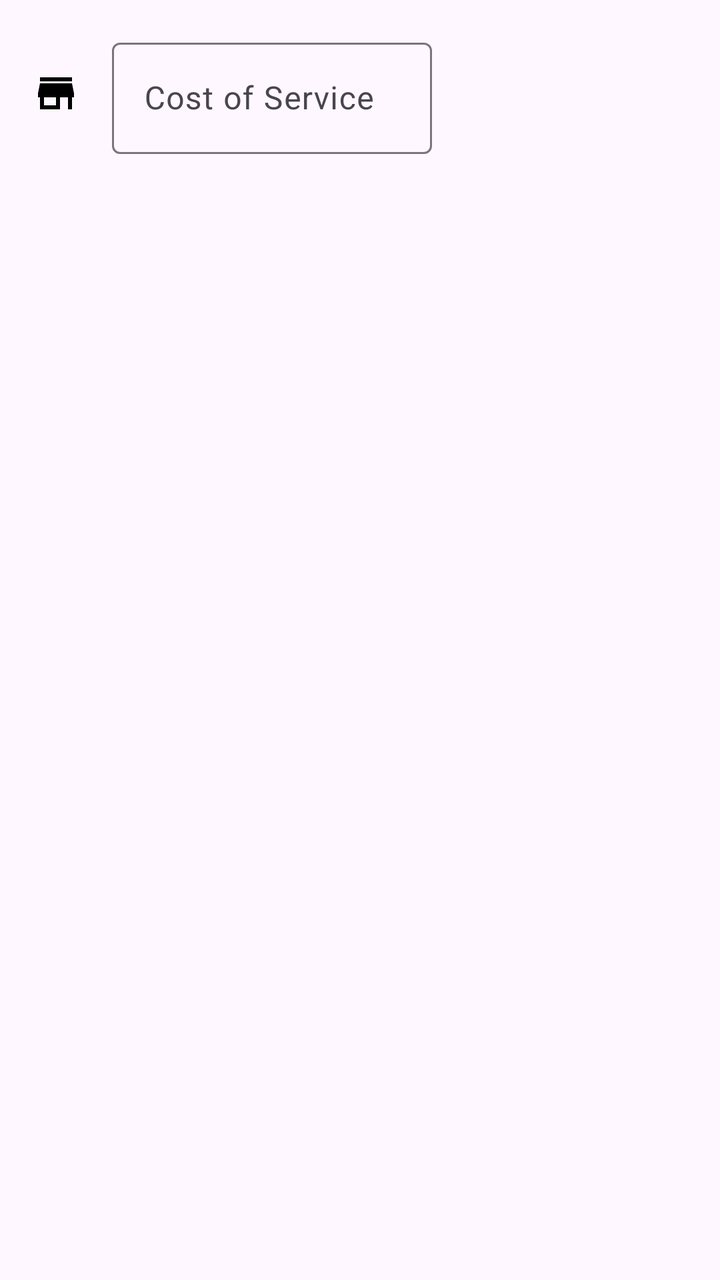
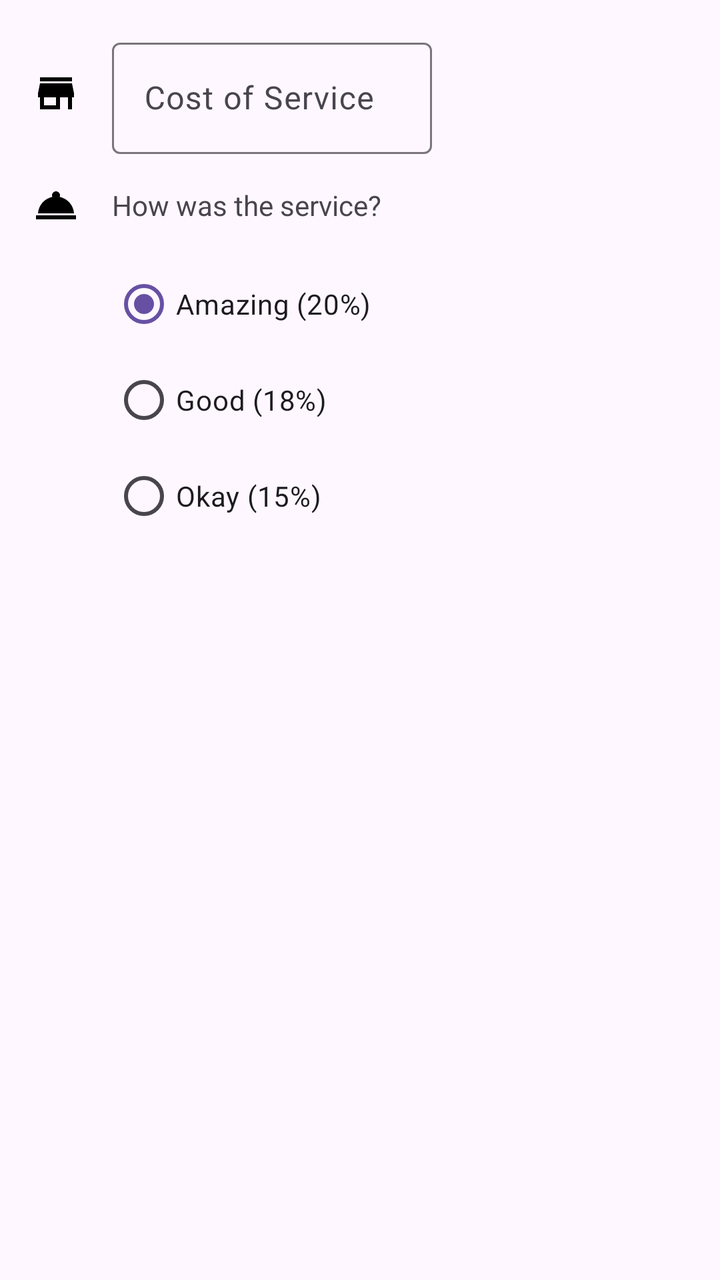

Two renders of the same Android screen: before a commit and after it. Below are the layout's source before the change and the commit's diff.
<!-- AndroidManifest.xml: application theme Theme.TipTime -->
<!-- res/layout/activity_main.xml -->
<?xml version="1.0" encoding="utf-8"?>
<androidx.constraintlayout.widget.ConstraintLayout xmlns:android="http://schemas.android.com/apk/res/android"
    xmlns:app="http://schemas.android.com/apk/res-auto"
    xmlns:tools="http://schemas.android.com/tools"
    android:id="@+id/main"
    android:layout_width="match_parent"
    android:layout_height="match_parent"
    tools:context=".MainActivity">

    <ImageView
        android:id="@+id/icon_cost_of_service"
        android:layout_width="wrap_content"
        android:layout_height="wrap_content"
        android:layout_marginStart="16dp"
        android:importantForAccessibility="no"
        app:layout_constraintBottom_toBottomOf="@+id/cost_of_service_editText"
        app:layout_constraintStart_toStartOf="parent"
        app:layout_constraintTop_toTopOf="@+id/cost_of_service_editText"
        app:srcCompat="@drawable/ic_store" />

    <com.google.android.material.textfield.TextInputLayout
        android:id="@+id/cost_of_service_editText"
        android:layout_width="160dp"
        android:layout_height="wrap_content"
        android:layout_marginStart="16dp"
        android:layout_marginTop="16dp"
        android:hint="Cost of Service"
        app:layout_constraintStart_toEndOf="@+id/icon_cost_of_service"
        app:layout_constraintTop_toTopOf="parent">

        <com.google.android.material.textfield.TextInputEditText
            android:id="@+id/cost_of_service"
            android:layout_width="match_parent"
            android:layout_height="wrap_content"
            android:inputType="numberDecimal" />

    </com.google.android.material.textfield.TextInputLayout>

</androidx.constraintlayout.widget.ConstraintLayout>
<!-- resources referenced by this layout -->
<resources>
  <!-- drawable ic_store (drawable) -->
  <vector xmlns:android="http://schemas.android.com/apk/res/android" android:height="24dp" android:tint="#000000" android:viewportHeight="24" android:viewportWidth="24" android:width="24dp">
        
      <path android:fillColor="@android:color/white" android:pathData="M20,4L4,4v2h16L20,4zM21,14v-2l-1,-5L4,7l-1,5v2h1v6h10v-6h4v6h2v-6h1zM12,18L6,18v-4h6v4z"/>
      
  </vector>
  <style name="Theme.TipTime" parent="Base.Theme.TipTime" />
  <style name="Base.Theme.TipTime" parent="Theme.Material3.DayNight.NoActionBar">
          
          
      </style>
</resources>

<!-- the commit's change to res/layout/activity_main.xml (unified diff, before → after) -->
@@ -32,8 +32,56 @@
             android:id="@+id/cost_of_service"
             android:layout_width="match_parent"
             android:layout_height="wrap_content"
-            android:inputType="numberDecimal" />
+            android:inputType="numberDecimal"
+            tools:ignore="VisualLintSystemUi" />
 
     </com.google.android.material.textfield.TextInputLayout>
 
+    <ImageView
+        android:id="@+id/icon_service_question"
+        android:layout_width="wrap_content"
+        android:layout_height="wrap_content"
+        android:importantForAccessibility="no"
+        app:layout_constraintBottom_toBottomOf="@+id/service_question"
+        app:layout_constraintStart_toStartOf="@+id/icon_cost_of_service"
+        app:layout_constraintTop_toTopOf="@+id/service_question"
+        app:srcCompat="@drawable/ic_service" />
+
+    <TextView
+        android:id="@+id/service_question"
+        android:layout_width="wrap_content"
+        android:layout_height="wrap_content"
+        android:layout_marginTop="16dp"
+        android:text="How was the service?"
+        app:layout_constraintStart_toStartOf="@+id/cost_of_service_editText"
+        app:layout_constraintTop_toBottomOf="@+id/cost_of_service_editText" />
+
+    <RadioGroup
+        android:id="@+id/tip_option"
+        android:layout_width="wrap_content"
+        android:layout_height="wrap_content"
+        android:layout_marginTop="16dp"
+        app:layout_constraintStart_toStartOf="@+id/service_question"
+        app:layout_constraintTop_toBottomOf="@+id/service_question" >
+
+        <RadioButton
+            android:id="@+id/option_twentyPercent"
+            android:layout_width="match_parent"
+            android:layout_height="wrap_content"
+            android:checked="true"
+            android:text="Amazing (20%)" />
+
+        <RadioButton
+            android:id="@+id/option_eighteenPercent"
+            android:layout_width="match_parent"
+            android:layout_height="wrap_content"
+            android:text="Good (18%)" />
+
+        <RadioButton
+            android:id="@+id/option_fifteenPercent"
+            android:layout_width="match_parent"
+            android:layout_height="wrap_content"
+            android:text="Okay (15%)" />
+    </RadioGroup>
+
 </androidx.constraintlayout.widget.ConstraintLayout>
<!-- resource entries referenced after the edit -->
@@ -1,5 +1,11 @@
 <!-- resources referenced by this layout -->
 <resources>
+  <!-- drawable ic_service (drawable) -->
+  <vector xmlns:android="http://schemas.android.com/apk/res/android" android:height="24dp" android:tint="#000000" android:viewportHeight="24" android:viewportWidth="24" android:width="24dp">
+        
+      <path android:fillColor="@android:color/white" android:pathData="M2,17h20v2L2,19zM13.84,7.79c0.1,-0.24 0.16,-0.51 0.16,-0.79 0,-1.1 -0.9,-2 -2,-2s-2,0.9 -2,2c0,0.28 0.06,0.55 0.16,0.79C6.25,8.6 3.27,11.93 3,16h18c-0.27,-4.07 -3.25,-7.4 -7.16,-8.21z"/>
+      
+  </vector>
   <!-- drawable ic_store (drawable) -->
   <vector xmlns:android="http://schemas.android.com/apk/res/android" android:height="24dp" android:tint="#000000" android:viewportHeight="24" android:viewportWidth="24" android:width="24dp">
         
